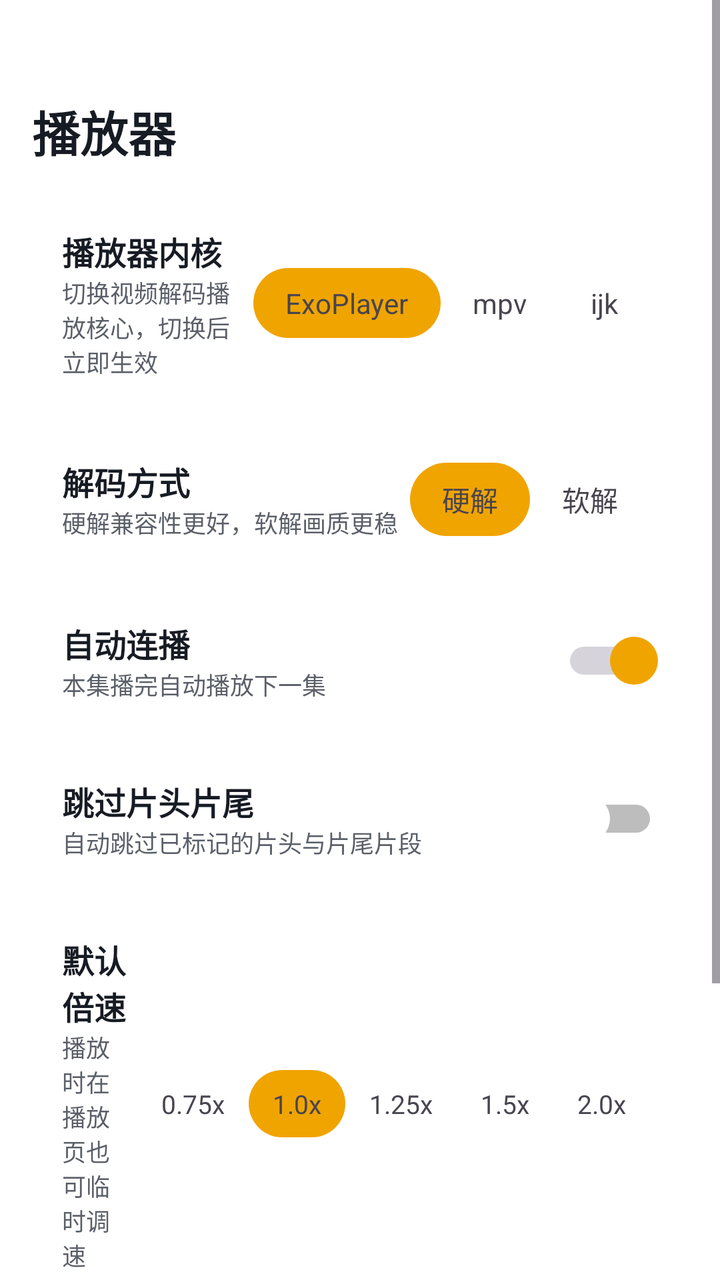
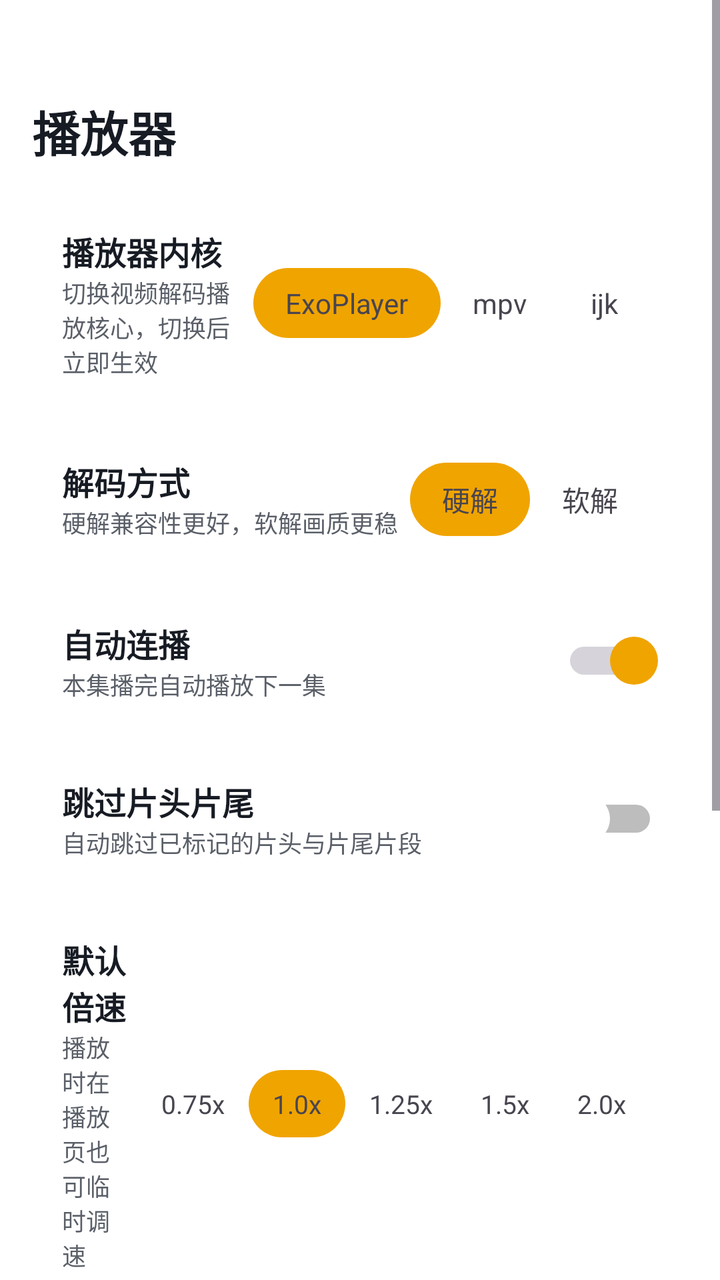

Screens rendered from an Android XML layout before and after an edit, with the pre-edit source and the edit as a unified diff.
<!-- AndroidManifest.xml: another module's application theme Theme.App -->
<!-- res/layout/activity_player_settings.xml -->
<?xml version="1.0" encoding="utf-8"?>
<ScrollView xmlns:android="http://schemas.android.com/apk/res/android"
    android:layout_width="match_parent"
    android:layout_height="match_parent"
    android:fillViewport="true">
    <LinearLayout
        android:layout_width="match_parent"
        android:layout_height="wrap_content"
        android:orientation="vertical"
        android:paddingLeft="16dp"
        android:paddingRight="16dp"
        android:paddingTop="48dp"
        android:paddingBottom="16dp">
        <TextView
            android:layout_width="wrap_content"
            android:layout_height="wrap_content"
            android:text="播放器"
            android:textColor="#171B23"
            android:textSize="24sp"
            android:textStyle="bold"
            android:layout_marginBottom="16dp" />
        <LinearLayout
            android:layout_width="match_parent"
            android:layout_height="wrap_content"
            android:layout_marginBottom="8dp"
            android:background="@drawable/xc_setcard_v2"
            android:orientation="horizontal"
            android:padding="15dp"
            android:gravity="center_vertical">
            <LinearLayout
                android:layout_width="0dp"
                android:layout_height="wrap_content"
                android:layout_weight="1"
                android:orientation="vertical">
                <TextView
                    android:layout_width="wrap_content"
                    android:layout_height="wrap_content"
                    android:text="播放器内核"
                    android:textColor="#171B23"
                    android:textSize="16sp"
                    android:textStyle="bold" />
                <TextView
                    android:layout_width="wrap_content"
                    android:layout_height="wrap_content"
                    android:text="切换视频解码播放核心，切换后立即生效"
                    android:textColor="#5A5F68"
                    android:textSize="12sp" />
            </LinearLayout>
            <LinearLayout
                android:layout_width="wrap_content"
                android:layout_height="wrap_content"
                android:orientation="horizontal"
                android:background="@drawable/xc_seg_container" android:padding="4dp">
                <TextView android:id="@+id/kernel_exo" android:layout_width="wrap_content" android:layout_height="wrap_content" android:paddingLeft="16dp" android:paddingRight="16dp" android:paddingTop="8dp" android:paddingBottom="8dp" android:text="ExoPlayer" android:textSize="14sp" android:background="@drawable/xc_seg_selected" />
                <TextView android:id="@+id/kernel_mpv" android:layout_width="wrap_content" android:layout_height="wrap_content" android:paddingLeft="16dp" android:paddingRight="16dp" android:paddingTop="8dp" android:paddingBottom="8dp" android:text="mpv" android:textSize="14sp" />
                <TextView android:id="@+id/kernel_ijk" android:layout_width="wrap_content" android:layout_height="wrap_content" android:paddingLeft="16dp" android:paddingRight="16dp" android:paddingTop="8dp" android:paddingBottom="8dp" android:text="ijk" android:textSize="14sp" />
            </LinearLayout>
        </LinearLayout>
        <LinearLayout
            android:layout_width="match_parent"
            android:layout_height="wrap_content"
            android:layout_marginBottom="8dp"
            android:background="@drawable/xc_setcard_v2"
            android:orientation="horizontal"
            android:padding="15dp"
            android:gravity="center_vertical">
            <LinearLayout
                android:layout_width="0dp"
                android:layout_height="wrap_content"
                android:layout_weight="1"
                android:orientation="vertical">
                <TextView
                    android:layout_width="wrap_content"
                    android:layout_height="wrap_content"
                    android:text="解码方式"
                    android:textColor="#171B23"
                    android:textSize="16sp"
                    android:textStyle="bold" />
                <TextView
                    android:layout_width="wrap_content"
                    android:layout_height="wrap_content"
                    android:text="硬解兼容性更好，软解画质更稳"
                    android:textColor="#5A5F68"
                    android:textSize="12sp" />
            </LinearLayout>
            <LinearLayout
                android:layout_width="wrap_content"
                android:layout_height="wrap_content"
                android:orientation="horizontal"
                android:background="@drawable/xc_seg_container" android:padding="4dp">
                <TextView android:id="@+id/decode_hard" android:layout_width="wrap_content" android:layout_height="wrap_content" android:paddingLeft="16dp" android:paddingRight="16dp" android:paddingTop="8dp" android:paddingBottom="8dp" android:text="硬解" android:textSize="14sp" android:background="@drawable/xc_seg_selected" />
                <TextView android:id="@+id/decode_soft" android:layout_width="wrap_content" android:layout_height="wrap_content" android:paddingLeft="16dp" android:paddingRight="16dp" android:paddingTop="8dp" android:paddingBottom="8dp" android:text="软解" android:textSize="14sp" />
            </LinearLayout>
        </LinearLayout>
        <LinearLayout
            android:id="@+id/card_autonext"
            android:layout_width="match_parent"
            android:layout_height="wrap_content"
            android:layout_marginBottom="8dp"
            android:background="@drawable/xc_setcard_v2"
            android:orientation="horizontal"
            android:padding="15dp"
            android:gravity="center_vertical"
            android:clickable="true"
            android:focusable="true">
            <LinearLayout
                android:layout_width="0dp"
                android:layout_height="wrap_content"
                android:layout_weight="1"
                android:orientation="vertical">
                <TextView
                    android:layout_width="wrap_content"
                    android:layout_height="wrap_content"
                    android:text="自动连播"
                    android:textColor="#171B23"
                    android:textSize="16sp"
                    android:textStyle="bold" />
                <TextView
                    android:layout_width="wrap_content"
                    android:layout_height="wrap_content"
                    android:text="本集播完自动播放下一集"
                    android:textColor="#5A5F68"
                    android:textSize="12sp" />
            </LinearLayout>
            <Switch android:id="@+id/switch_autonext" android:layout_width="wrap_content" android:layout_height="wrap_content" android:checked="true"  android:thumb="@drawable/xc_switch_thumb"/>
        </LinearLayout>
        <LinearLayout
            android:id="@+id/card_skip"
            android:layout_width="match_parent"
            android:layout_height="wrap_content"
            android:layout_marginBottom="8dp"
            android:background="@drawable/xc_setcard_v2"
            android:orientation="horizontal"
            android:padding="15dp"
            android:gravity="center_vertical"
            android:clickable="true"
            android:focusable="true">
            <LinearLayout
                android:layout_width="0dp"
                android:layout_height="wrap_content"
                android:layout_weight="1"
                android:orientation="vertical">
                <TextView
                    android:layout_width="wrap_content"
                    android:layout_height="wrap_content"
                    android:text="跳过片头片尾"
                    android:textColor="#171B23"
                    android:textSize="16sp"
                    android:textStyle="bold" />
                <TextView
                    android:layout_width="wrap_content"
                    android:layout_height="wrap_content"
                    android:text="自动跳过已标记的片头与片尾片段"
                    android:textColor="#5A5F68"
                    android:textSize="12sp" />
            </LinearLayout>
            <Switch android:id="@+id/switch_skip" android:layout_width="wrap_content" android:layout_height="wrap_content" android:checked="false"  android:thumb="@drawable/xc_switch_thumb"/>
        </LinearLayout>
        <LinearLayout
            android:layout_width="match_parent"
            android:layout_height="wrap_content"
            android:layout_marginBottom="8dp"
            android:background="@drawable/xc_setcard_v2"
            android:orientation="horizontal"
            android:padding="15dp"
            android:gravity="center_vertical">
            <LinearLayout
                android:layout_width="0dp"
                android:layout_height="wrap_content"
                android:layout_weight="1"
                android:orientation="vertical">
                <TextView
                    android:layout_width="wrap_content"
                    android:layout_height="wrap_content"
                    android:text="默认倍速"
                    android:textColor="#171B23"
                    android:textSize="16sp"
                    android:textStyle="bold" />
                <TextView
                    android:layout_width="wrap_content"
                    android:layout_height="wrap_content"
                    android:text="播放时在播放页也可临时调速"
                    android:textColor="#5A5F68"
                    android:textSize="12sp" />
            </LinearLayout>
            <LinearLayout
                android:layout_width="wrap_content"
                android:layout_height="wrap_content"
                android:orientation="horizontal"
                android:background="@drawable/xc_seg_container" android:padding="4dp">
                <TextView android:id="@+id/speed_075" android:layout_width="wrap_content" android:layout_height="wrap_content" android:paddingLeft="12dp" android:paddingRight="12dp" android:paddingTop="8dp" android:paddingBottom="8dp" android:text="0.75x" android:textSize="13sp" />
                <TextView android:id="@+id/speed_100" android:layout_width="wrap_content" android:layout_height="wrap_content" android:paddingLeft="12dp" android:paddingRight="12dp" android:paddingTop="8dp" android:paddingBottom="8dp" android:text="1.0x" android:textSize="13sp" android:background="@drawable/xc_seg_selected" />
                <TextView android:id="@+id/speed_125" android:layout_width="wrap_content" android:layout_height="wrap_content" android:paddingLeft="12dp" android:paddingRight="12dp" android:paddingTop="8dp" android:paddingBottom="8dp" android:text="1.25x" android:textSize="13sp" />
                <TextView android:id="@+id/speed_150" android:layout_width="wrap_content" android:layout_height="wrap_content" android:paddingLeft="12dp" android:paddingRight="12dp" android:paddingTop="8dp" android:paddingBottom="8dp" android:text="1.5x" android:textSize="13sp" />
                <TextView android:id="@+id/speed_200" android:layout_width="wrap_content" android:layout_height="wrap_content" android:paddingLeft="12dp" android:paddingRight="12dp" android:paddingTop="8dp" android:paddingBottom="8dp" android:text="2.0x" android:textSize="13sp" />
            </LinearLayout>
        </LinearLayout>
        <LinearLayout
            android:id="@+id/card_danmu"
            android:layout_width="match_parent"
            android:layout_height="wrap_content"
            android:layout_marginBottom="8dp"
            android:background="@drawable/xc_setcard_v2"
            android:orientation="horizontal"
            android:padding="15dp"
            android:gravity="center_vertical"
            android:clickable="true"
            android:focusable="true">
            <LinearLayout
                android:layout_width="0dp"
                android:layout_height="wrap_content"
                android:layout_weight="1"
                android:orientation="vertical">
                <TextView
                    android:layout_width="wrap_content"
                    android:layout_height="wrap_content"
                    android:text="弹幕设置"
                    android:textColor="#171B23"
                    android:textSize="16sp"
                    android:textStyle="bold" />
                <TextView
                    android:layout_width="wrap_content"
                    android:layout_height="wrap_content"
                    android:text="已开启"
                    android:textColor="#5A5F68"
                    android:textSize="12sp" />
            </LinearLayout>
            <ImageView android:layout_width="18dp" android:layout_height="18dp" android:src="@drawable/ic_chev_v2" />
        </LinearLayout>
        <LinearLayout
            android:id="@+id/card_subtitle"
            android:layout_width="match_parent"
            android:layout_height="wrap_content"
            android:layout_marginBottom="8dp"
            android:background="@drawable/xc_setcard_v2"
            android:orientation="horizontal"
            android:padding="15dp"
            android:gravity="center_vertical"
            android:clickable="true"
            android:focusable="true">
            <LinearLayout
                android:layout_width="0dp"
                android:layout_height="wrap_content"
                android:layout_weight="1"
                android:orientation="vertical">
                <TextView
                    android:layout_width="wrap_content"
                    android:layout_height="wrap_content"
                    android:text="字幕设置"
                    android:textColor="#171B23"
                    android:textSize="16sp"
                    android:textStyle="bold" />
                <TextView
                    android:layout_width="wrap_content"
                    android:layout_height="wrap_content"
                    android:text="已开启"
                    android:textColor="#5A5F68"
                    android:textSize="12sp" />
            </LinearLayout>
            <ImageView android:layout_width="18dp" android:layout_height="18dp" android:src="@drawable/ic_chev_v2" />
        </LinearLayout>
    </LinearLayout>
</ScrollView>
<!-- resources referenced by this layout -->
<resources>
  <!-- drawable ic_chev_v2 (drawable) -->
  <?xml version="1.0" encoding="utf-8"?>
  <vector xmlns:android="http://schemas.android.com/apk/res/android"
      android:width="18dp"
      android:height="18dp"
      android:viewportWidth="24"
      android:viewportHeight="24">
      <path
          android:fillColor="#2E3A4E"
          android:pathData="M9,6l6,6l-6,6" />
  </vector>
  <!-- drawable xc_seg_container (drawable) -->
  <?xml version="1.0" encoding="utf-8"?>
  <shape xmlns:android="http://schemas.android.com/apk/res/android" android:shape="rectangle">
      <corners android:radius="20dp" />
      <solid android:color="#FFFFFF" />
  </shape>
  <!-- drawable xc_seg_selected (drawable) -->
  <?xml version="1.0" encoding="utf-8"?>
  <shape xmlns:android="http://schemas.android.com/apk/res/android" android:shape="rectangle">
      <corners android:radius="20dp" />
      <solid android:color="#f0a400" />
  </shape>
  <!-- drawable xc_setcard_v2 (drawable) -->
  <?xml version="1.0" encoding="utf-8"?>
  <shape xmlns:android="http://schemas.android.com/apk/res/android" android:shape="rectangle">
      <corners android:radius="10dp" />
      <solid android:color="#57FFFFFF" />
      <stroke android:width="1dp" android:color="#61FFFFFF" />
  </shape>
  <!-- drawable xc_switch_thumb (drawable) -->
  <?xml version="1.0" encoding="utf-8"?>
  <selector xmlns:android="http://schemas.android.com/apk/res/android">
      <item android:state_checked="true">
          <shape android:shape="oval">
              <solid android:color="#f0a400" />
              <size android:width="24dp" android:height="24dp" />
          </shape>
      </item>
      <item>
          <shape android:shape="oval">
              <solid android:color="#FFFFFF" />
              <size android:width="24dp" android:height="24dp" />
          </shape>
      </item>
  </selector>
  <style name="Theme.App" parent="Theme.XingChen" />
  <style name="Theme.XingChen" parent="Theme.Material3.DayNight.NoActionBar">
          <item name="android:windowBackground">@android:color/transparent</item>
                <item name="android:colorBackground">@android:color/transparent</item>
          <item name="colorPrimary">#f0a400</item>
          <item name="colorPrimaryVariant">#c07f00</item>
          <item name="colorOnPrimary">@android:color/white</item>
      </style>
</resources>

<!-- the commit's change to res/layout/activity_player_settings.xml (unified diff, before → after) -->
@@ -196,6 +196,80 @@
             </LinearLayout>
         </LinearLayout>
         <LinearLayout
+            android:layout_width="match_parent"
+            android:layout_height="wrap_content"
+            android:layout_marginBottom="8dp"
+            android:background="@drawable/xc_setcard_v2"
+            android:orientation="horizontal"
+            android:padding="15dp"
+            android:gravity="center_vertical">
+            <LinearLayout
+                android:layout_width="0dp"
+                android:layout_height="wrap_content"
+                android:layout_weight="1"
+                android:orientation="vertical">
+                <TextView
+                    android:layout_width="wrap_content"
+                    android:layout_height="wrap_content"
+                    android:text="长按倍速"
+                    android:textColor="#171B23"
+                    android:textSize="16sp"
+                    android:textStyle="bold" />
+                <TextView
+                    android:layout_width="wrap_content"
+                    android:layout_height="wrap_content"
+                    android:text="长按画面临时加速，松开恢复"
+                    android:textColor="#5A5F68"
+                    android:textSize="12sp" />
+            </LinearLayout>
+            <LinearLayout
+                android:layout_width="wrap_content"
+                android:layout_height="wrap_content"
+                android:orientation="horizontal"
+                android:background="@drawable/xc_seg_container" android:padding="4dp">
+                <TextView android:id="@+id/lp_off" android:layout_width="wrap_content" android:layout_height="wrap_content" android:paddingLeft="12dp" android:paddingRight="12dp" android:paddingTop="8dp" android:paddingBottom="8dp" android:text="关闭" android:textSize="13sp" android:background="@drawable/xc_seg_selected" />
+                <TextView android:id="@+id/lp_3x" android:layout_width="wrap_content" android:layout_height="wrap_content" android:paddingLeft="12dp" android:paddingRight="12dp" android:paddingTop="8dp" android:paddingBottom="8dp" android:text="3x" android:textSize="13sp" />
+                <TextView android:id="@+id/lp_5x" android:layout_width="wrap_content" android:layout_height="wrap_content" android:paddingLeft="12dp" android:paddingRight="12dp" android:paddingTop="8dp" android:paddingBottom="8dp" android:text="5x" android:textSize="13sp" />
+            </LinearLayout>
+        </LinearLayout>
+        <LinearLayout
+            android:layout_width="match_parent"
+            android:layout_height="wrap_content"
+            android:layout_marginBottom="8dp"
+            android:background="@drawable/xc_setcard_v2"
+            android:orientation="horizontal"
+            android:padding="15dp"
+            android:gravity="center_vertical">
+            <LinearLayout
+                android:layout_width="0dp"
+                android:layout_height="wrap_content"
+                android:layout_weight="1"
+                android:orientation="vertical">
+                <TextView
+                    android:layout_width="wrap_content"
+                    android:layout_height="wrap_content"
+                    android:text="后台与画中画"
+                    android:textColor="#171B23"
+                    android:textSize="16sp"
+                    android:textStyle="bold" />
+                <TextView
+                    android:layout_width="wrap_content"
+                    android:layout_height="wrap_content"
+                    android:text="切后台时保持播放或小窗"
+                    android:textColor="#5A5F68"
+                    android:textSize="12sp" />
+            </LinearLayout>
+            <LinearLayout
+                android:layout_width="wrap_content"
+                android:layout_height="wrap_content"
+                android:orientation="horizontal"
+                android:background="@drawable/xc_seg_container" android:padding="4dp">
+                <TextView android:id="@+id/bp_off" android:layout_width="wrap_content" android:layout_height="wrap_content" android:paddingLeft="12dp" android:paddingRight="12dp" android:paddingTop="8dp" android:paddingBottom="8dp" android:text="关闭" android:textSize="13sp" android:background="@drawable/xc_seg_selected" />
+                <TextView android:id="@+id/bp_bg" android:layout_width="wrap_content" android:layout_height="wrap_content" android:paddingLeft="12dp" android:paddingRight="12dp" android:paddingTop="8dp" android:paddingBottom="8dp" android:text="后台播放" android:textSize="13sp" />
+                <TextView android:id="@+id/bp_pip" android:layout_width="wrap_content" android:layout_height="wrap_content" android:paddingLeft="12dp" android:paddingRight="12dp" android:paddingTop="8dp" android:paddingBottom="8dp" android:text="画中画" android:textSize="13sp" />
+            </LinearLayout>
+        </LinearLayout>
+        <LinearLayout
             android:id="@+id/card_danmu"
             android:layout_width="match_parent"
             android:layout_height="wrap_content"
